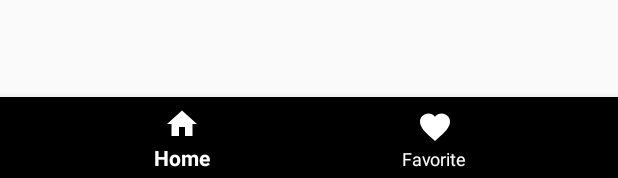
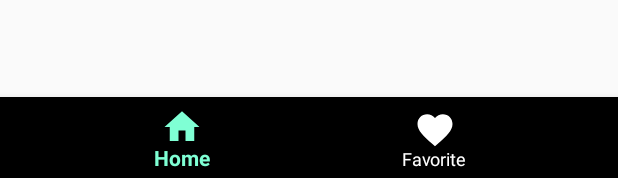
Before and after one commit to adamluqmangh/PokemonAppBoost, an Android app: the layout activity_main.xml on its own in the app's theme, with its tools: preview values and no code run, on a phone screen of 412 x 824 dp. Shown: the part 1055-1233 px from the top of the screen. Run offline under Robolectric (Android 15) with nearby library versions, the phone set to English and light mode, and no system bars.

Commit message:
add bottom nav selector

```diff
--- /dev/null
+++ b/app/src/main/res/color/bottom_nav_menu_selector.xml
@@ -0,0 +1,5 @@
+<?xml version="1.0" encoding="utf-8"?>
+<selector xmlns:android="http://schemas.android.com/apk/res/android">
+    <item android:state_checked="true" android:color="@color/aquamarine" />
+    <item android:color="@android:color/white" />
+</selector>
--- a/app/src/main/res/layout/activity_main.xml
+++ b/app/src/main/res/layout/activity_main.xml
@@ -19,8 +19,9 @@
         android:layout_height="wrap_content"
         android:background="@color/black"
         app:menu="@menu/bottom_nav_menu"
-        app:itemTextColor="@color/white"
-        app:itemIconTint="@color/white"
+        app:itemIconSize="28dp"
+        app:itemTextColor="@color/bottom_nav_menu_selector"
+        app:itemIconTint="@color/bottom_nav_menu_selector"
         app:layout_constraintBottom_toBottomOf="parent"
         app:layout_constraintStart_toStartOf="parent"
         app:layout_constraintEnd_toEndOf="parent">
```
